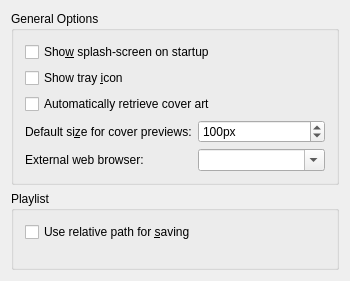
This is src/configdialog/dialogs/GeneralConfig.ui in KDE/amarok as Qt 5 draws it before an edit. The edited form follows.
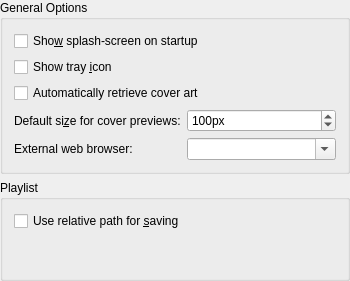
This is the edited form.

Commit message: Same margin for the General tab.

```diff
--- a/src/configdialog/dialogs/GeneralConfig.ui
+++ b/src/configdialog/dialogs/GeneralConfig.ui
@@ -10,6 +10,9 @@
    </rect>
   </property>
   <layout class="QGridLayout" >
+   <property name="margin" >
+    <number>0</number>
+   </property>
    <item row="0" column="0" >
     <widget class="QGroupBox" name="generalBox" >
      <property name="title" >
```
